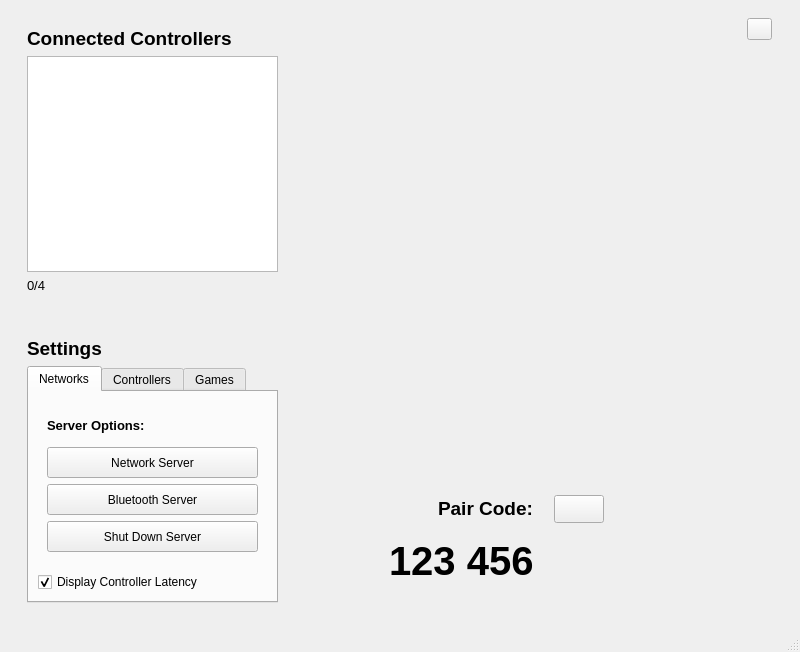
bdravis/Pocketpad, file PocketPad Server/PocketPad.ui: the form before one commit.
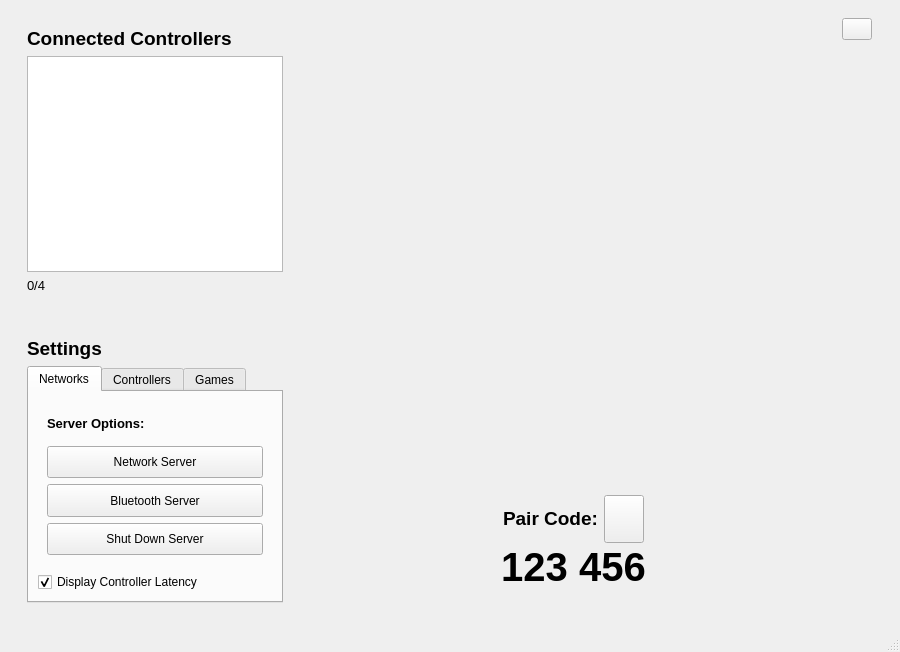
The form after the commit. Icons and pictures are not drawn.

Commit message: improve scaling of server app

```diff
--- a/PocketPad Server/PocketPad.ui
+++ b/PocketPad Server/PocketPad.ui
@@ -6,7 +6,7 @@
    <rect>
     <x>0</x>
     <y>0</y>
-    <width>800</width>
+    <width>900</width>
     <height>652</height>
    </rect>
   </property>
@@ -115,6 +115,9 @@
        </item>
        <item>
         <spacer name="verticalSpacer">
+         <property name="orientation">
+          <enum>Qt::Vertical</enum>
+         </property>
          <property name="sizeType">
           <enum>QSizePolicy::Fixed</enum>
          </property>
@@ -203,6 +206,12 @@
                  <enum>QFrame::NoFrame</enum>
                 </property>
                 <layout class="QVBoxLayout" name="verticalLayout_7">
+                 <property name="topMargin">
+                  <number>6</number>
+                 </property>
+                 <property name="bottomMargin">
+                  <number>6</number>
+                 </property>
                  <item>
                   <widget class="QLabel" name="label">
                    <property name="sizePolicy">
@@ -302,6 +311,9 @@
               </item>
               <item>
                <spacer name="verticalSpacer_3">
+                <property name="orientation">
+                 <enum>Qt::Vertical</enum>
+                </property>
                 <property name="sizeType">
                  <enum>QSizePolicy::Fixed</enum>
                 </property>
@@ -471,8 +483,14 @@
        </size>
       </property>
       <layout class="QVBoxLayout" name="verticalLayout">
+       <property name="rightMargin">
+        <number>6</number>
+       </property>
        <item>
         <spacer name="verticalSpacer_4">
+         <property name="orientation">
+          <enum>Qt::Vertical</enum>
+         </property>
          <property name="sizeType">
           <enum>QSizePolicy::Fixed</enum>
          </property>
@@ -505,6 +523,9 @@
        </item>
        <item>
         <spacer name="code_depression_spacer">
+         <property name="orientation">
+          <enum>Qt::Vertical</enum>
+         </property>
          <property name="sizeType">
           <enum>QSizePolicy::Fixed</enum>
          </property>
@@ -582,25 +603,43 @@
             <layout class="QVBoxLayout" name="verticalLayout_8">
              <item>
               <widget class="QWidget" name="widget" native="true">
+               <property name="minimumSize">
+                <size>
+                 <width>0</width>
+                 <height>25</height>
+                </size>
+               </property>
                <layout class="QHBoxLayout" name="horizontalLayout_3">
                 <property name="topMargin">
                  <number>0</number>
                 </property>
+                <property name="bottomMargin">
+                 <number>0</number>
+                </property>
                 <item>
                  <spacer name="horizontalSpacer_4">
+                  <property name="orientation">
+                   <enum>Qt::Horizontal</enum>
+                  </property>
                   <property name="sizeType">
-                   <enum>QSizePolicy::Fixed</enum>
+                   <enum>QSizePolicy::Expanding</enum>
                   </property>
                   <property name="sizeHint" stdset="0">
                    <size>
-                    <width>40</width>
-                    <height>20</height>
+                    <width>20</width>
+                    <height>40</height>
                    </size>
                   </property>
                  </spacer>
                 </item>
                 <item>
                  <widget class="QLabel" name="label_3">
+                  <property name="sizePolicy">
+                   <sizepolicy hsizetype="Preferred" vsizetype="Preferred">
+                    <horstretch>0</horstretch>
+                    <verstretch>0</verstretch>
+                   </sizepolicy>
+                  </property>
                   <property name="minimumSize">
                    <size>
                     <width>0</width>
@@ -615,7 +654,7 @@
                 <item>
                  <widget class="QPushButton" name="view_code_button">
                   <property name="sizePolicy">
-                   <sizepolicy hsizetype="Minimum" vsizetype="Fixed">
+                   <sizepolicy hsizetype="Fixed" vsizetype="Fixed">
                     <horstretch>0</horstretch>
                     <verstretch>0</verstretch>
                    </sizepolicy>
@@ -639,13 +678,16 @@
                 </item>
                 <item>
                  <spacer name="horizontalSpacer_3">
+                  <property name="orientation">
+                   <enum>Qt::Horizontal</enum>
+                  </property>
                   <property name="sizeType">
-                   <enum>QSizePolicy::Fixed</enum>
+                   <enum>QSizePolicy::Expanding</enum>
                   </property>
                   <property name="sizeHint" stdset="0">
                    <size>
-                    <width>60</width>
-                    <height>20</height>
+                    <width>20</width>
+                    <height>60</height>
                    </size>
                   </property>
                  </spacer>
@@ -673,6 +715,9 @@
                <property name="textFormat">
                 <enum>Qt::PlainText</enum>
                </property>
+               <property name="alignment">
+                <set>Qt::AlignCenter</set>
+               </property>
               </widget>
              </item>
             </layout>
@@ -696,6 +741,9 @@
        </item>
        <item>
         <spacer name="code_elevation_spacer">
+         <property name="orientation">
+          <enum>Qt::Vertical</enum>
+         </property>
          <property name="sizeType">
           <enum>QSizePolicy::Fixed</enum>
          </property>
@@ -767,6 +815,9 @@
        </item>
        <item>
         <spacer name="verticalSpacer_2">
+         <property name="orientation">
+          <enum>Qt::Vertical</enum>
+         </property>
          <property name="sizeHint" stdset="0">
           <size>
            <width>20</width>
```
Left out of the diff: 29 changed lines with no effect on the pictures. The commit also changes 1 other file.
